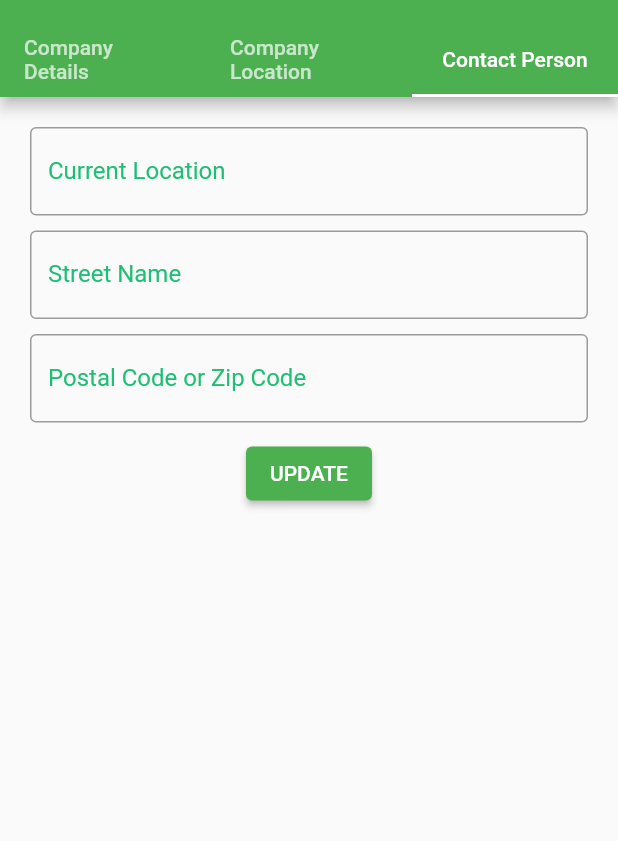
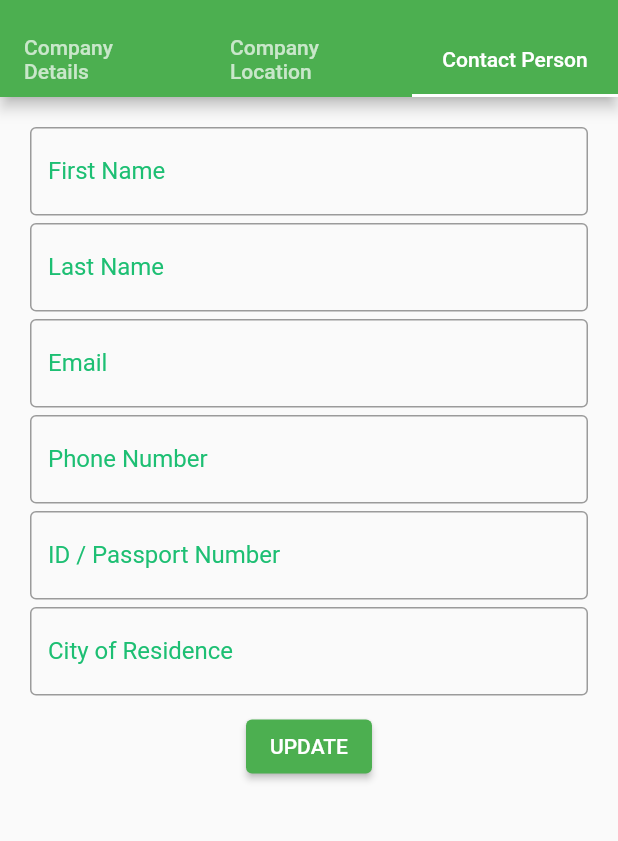
Before and after one commit to andisiambuku/profile_screen, a Flutter app: the screen it shows after launch, tab 3 chosen, on a phone screen of 412 x 824 dp, the part 59-900 px from its top. Run offline on Flutter 3.47's test engine with Material 2 defaults, Android fonts, the phone set to English and light mode, and no system bars.

```diff
--- a/lib/contact_person.dart
+++ b/lib/contact_person.dart
@@ -1,7 +1,7 @@
 
 import 'package:flutter/material.dart';
 
-class UserDetails extends StatelessWidget {
+class ContactPerson extends StatelessWidget {
   @override
   Widget build(BuildContext context) {
     return Scaffold(
--- a/lib/tabview.dart
+++ b/lib/tabview.dart
@@ -1,6 +1,8 @@
 import 'package:companyprofile/company_details.dart';
 import 'package:companyprofile/company_location.dart';
 import 'package:flutter/material.dart';
+
+import 'contact_person.dart';
 
 class TestTab extends StatelessWidget {
   const TestTab({Key? key}) : super(key: key);
@@ -26,7 +28,7 @@ class TestTab extends StatelessWidget {
           children: [
             CompanyDetails(),
             CompanyLocation(),
-             //ContactPerson(),
+            ContactPerson(),
 
           ],
         ),
```
Also changed, not shown: 2 other files.
